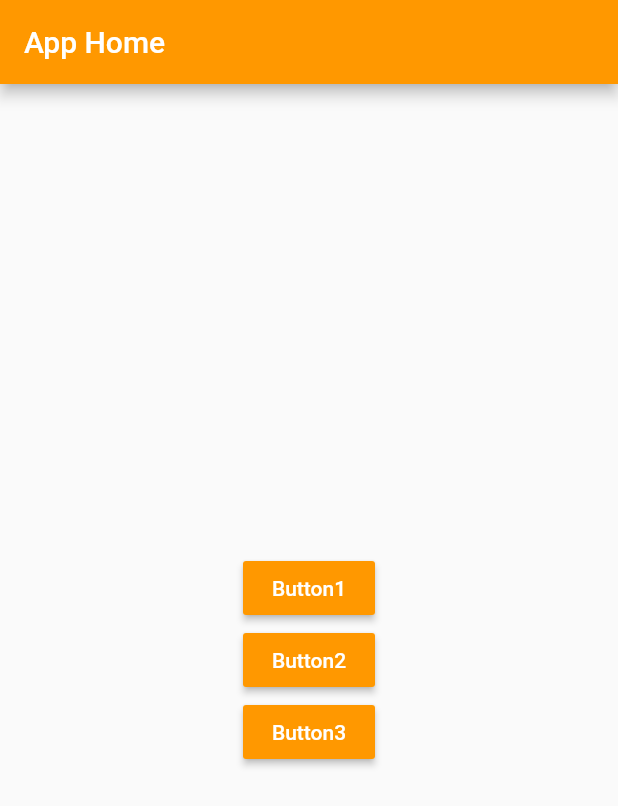
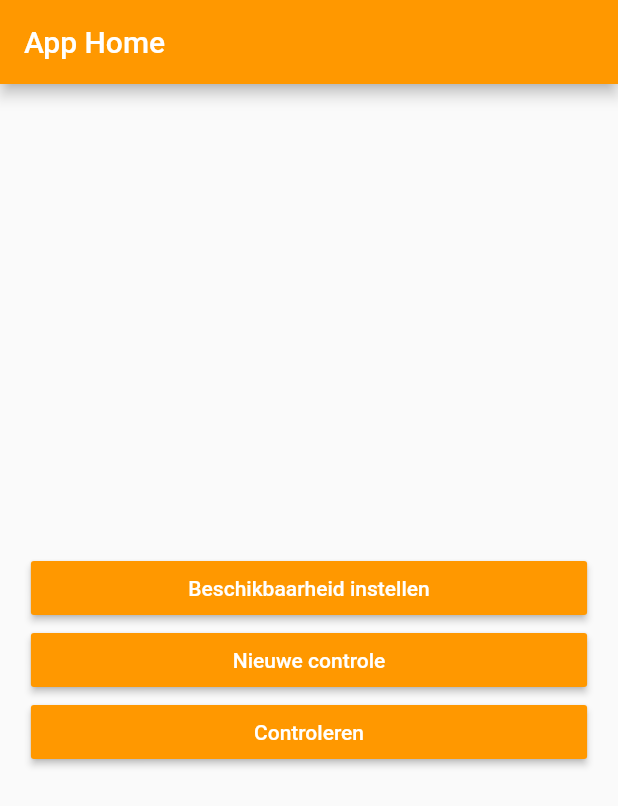
Before and after one commit to venomrobot/app, a Flutter app: the screen it shows after launch, on a phone screen of 412 x 824 dp. Shown: the top 806 px of the screen. Run offline on Flutter 3.47's test engine with Material 2 defaults, Android fonts, the phone set to English and light mode, and no system bars.

Commit message:
Avaible button stuff

```diff
--- a/lib/main.dart
+++ b/lib/main.dart
@@ -1,6 +1,8 @@
 import 'package:flutter/material.dart';
 
 void main() => runApp(new MyApp());
+
+bool available = false;
 
 class MyApp extends StatelessWidget {
   // This widget is the root of your application.
@@ -11,64 +13,80 @@ class MyApp extends StatelessWidget {
       theme: new ThemeData(
         primarySwatch: Colors.orange,
       ),
-      home: new MyHomePage(title: 'App Home'),
+      home: new HomePage(title: 'App Home'),
     );
   }
 }
 
-class MyHomePage extends StatefulWidget {
-  MyHomePage({Key key, this.title}) : super(key: key);
+class HomePage extends StatefulWidget {
+  HomePage({Key key, this.title}) : super(key: key);
   final String title;
 
   @override
-  _MyHomePageState createState() => new _MyHomePageState();
+  _HomePageState createState() => new _HomePageState();
 }
 
-class _MyHomePageState extends State<MyHomePage> {
+class _HomePageState extends State<HomePage> {
+  //todo delete
   void refresh() {
     setState(() {});
   }
 
-  void openCamera() {
+  void _changeAvailable() {
+    available = !available;
+    print(available);
+  }
 
-  }
+//  void openCamera() {}
 
   @override
   Widget build(BuildContext context) {
     TextStyle buttonTextStyle = new TextStyle(color: Colors.white);
 
-
     return new Scaffold(
       appBar: new AppBar(
-        title: new Text(widget.title, style: buttonTextStyle,),
+        title: new Text(
+          widget.title,
+          style: buttonTextStyle,
+        ),
       ),
       body: new Center(
         child: new Column(
           mainAxisAlignment: MainAxisAlignment.center,
           children: <Widget>[
-            new RaisedButton(
-              child: new Text("Button1", style: buttonTextStyle),
-              color: Theme
-                  .of(context)
-                  .accentColor,
-              splashColor: Colors.yellowAccent,
-              onPressed: refresh,
+            ButtonTheme(
+              minWidth: MediaQuery.of(context).size.width * 0.90,
+              child: new RaisedButton(
+                child: new Text("Beschikbaarheid instellen",
+                    style: buttonTextStyle),
+                color: Theme.of(context).accentColor,
+                splashColor: Colors.yellowAccent,
+                onPressed: () {
+                  Navigator.push(
+                    context,
+                    MaterialPageRoute(
+                        builder: (context) => AvailabilityScreen()),
+                  );
+                },
+              ),
             ),
-            new RaisedButton(
-              child: new Text("Button2", style: buttonTextStyle),
-              color: Theme
-                  .of(context)
-                  .accentColor,
-              splashColor: Colors.yellowAccent,
-              onPressed: refresh,
+            ButtonTheme(
+              minWidth: MediaQuery.of(context).size.width * 0.90,
+              child: new RaisedButton(
+                child: new Text("Nieuwe controle", style: buttonTextStyle),
+                color: Theme.of(context).accentColor,
+                splashColor: Colors.yellowAccent,
+                onPressed: refresh,
+              ),
             ),
-            new RaisedButton(
-              child: new Text("Button3", style: buttonTextStyle),
-              color: Theme
-                  .of(context)
-                  .accentColor,
-              splashColor: Colors.yellowAccent,
-              onPressed: refresh,
+            ButtonTheme(
+              minWidth: MediaQuery.of(context).size.width * 0.90,
+              child: new RaisedButton(
+                child: new Text("Controleren", style: buttonTextStyle),
+                color: Theme.of(context).accentColor,
+                splashColor: Colors.yellowAccent,
+                onPressed: refresh,
+              ),
             ),
           ],
         ),
@@ -76,3 +94,25 @@ class _MyHomePageState extends State<MyHomePage> {
     );
   }
 }
+
+class AvailabilityScreen extends StatelessWidget {
+  @override
+  Widget build(BuildContext context) {
+    return Scaffold(
+      appBar: AppBar(
+        title: Text("Availability"),
+      ),
+      body: Center(
+        child: RaisedButton(
+          onPressed: () {
+            _HomePageState()._changeAvailable();
+            Navigator.pop(context);
+          },
+          child: available
+              ? Text('I am available!')
+              : Text('I am no longer available'),
+        ),
+      ),
+    );
+  }
+}
```
